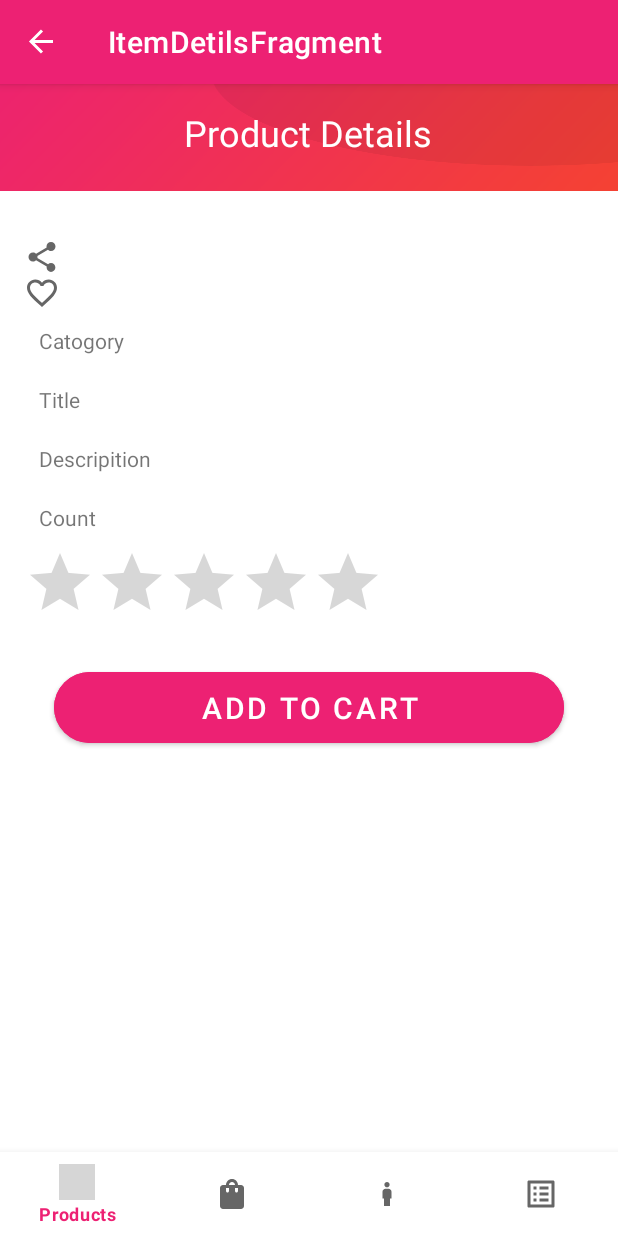
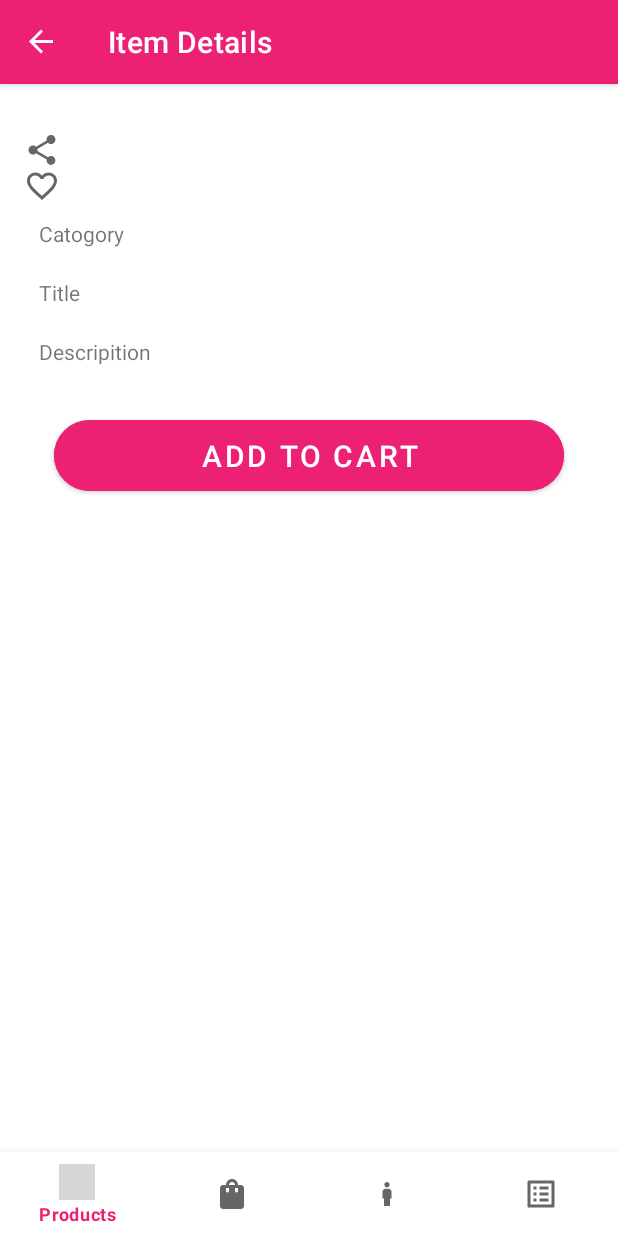
Before and after one commit to ibtihala817/Mr.Shoper, an Android app: the ItemDetilsFragment screen opened through its navigation route, on a phone screen of 412 x 824 dp. Run offline under Robolectric (Android 15) with nearby library versions, the phone set to English and light mode, and no system bars; our stand-ins replace Picasso, navigation-ui; pictures from the network do not load; 1 statement that could not run was skipped; grey boxes are pictures that could not be loaded.

Commit message:
edit and complete

```diff
--- a/app/src/main/java/com/example/mrshopercapstone/Api/ShoppingApi.kt
+++ b/app/src/main/java/com/example/mrshopercapstone/Api/ShoppingApi.kt
@@ -7,6 +7,5 @@ import retrofit2.http.Query
 
 interface ShoppingApi {
    @GET("/products")
-   //TODO
        suspend fun getItem():Response<List<ItemModel>>
 }
--- a/app/src/main/java/com/example/mrshopercapstone/view/main/CartFragment.kt
+++ b/app/src/main/java/com/example/mrshopercapstone/view/main/CartFragment.kt
@@ -15,7 +15,7 @@ class CartFragment : Fragment() {
 
 
     private lateinit var binding: FragmentCartBinding
-//    private var allcart = listOf<CartModel>()
+
     private lateinit var cartAdapter : CartAdapter
     private val cartViewModel : CartViewModel by activityViewModels()
 
@@ -38,7 +38,7 @@ class CartFragment : Fragment() {
     fun observers(){
     cartViewModel.myCartLiveData.observe(viewLifecycleOwner,{
         cartAdapter.sumbitList(it)
-//        allcart = it
+
         binding.cartRecyclerView.animate().alpha(1f)
     })
 
--- a/app/src/main/java/com/example/mrshopercapstone/view/main/ItemViewModel.kt
+++ b/app/src/main/java/com/example/mrshopercapstone/view/main/ItemViewModel.kt
@@ -17,11 +17,8 @@ private const val TAG = "ItemViewModel"
 class ItemViewModel: ViewModel() {
     // getting instance from api service repository with companion object function
     private val apiRepo = ApiRepositoryService.get()
-//   private val cartApiRepo = ApiCartRepositoryService()
     val itemLiveData = MutableLiveData<List<ItemModel>>()
     val itemErrorLiveData = MutableLiveData<String>()
-  val deleteErrorLiveData = MutableLiveData<String>()
-    val addLiveData = MutableLiveData<String>()
     var selectedItemMutableLiveData = MutableLiveData<ItemModel>()
 
     var id = -1
@@ -57,24 +54,4 @@ class ItemViewModel: ViewModel() {
             }
         }
     }
-//    fun addMyCart(MyCartBody : CartModel){
-//        viewModelScope.launch(Dispatchers.IO){
-//            try {
-//                val response = cartApiRepo.addMyCart(CartModel(MyCartBody.id,MyCartBody.image,MyCartBody.price.toInt(),MyCartBody.title))
-//                if (response.isSuccessful){
-//                    response.body()?.run {
-//                        Log.d(TAG,this.toString())
-//                        addLiveData.postValue(this.toString())
-//                        Log.d(TAG,"response success ${response.message()}")
-//                    }
-//                }else{
-//                    Log.d(TAG,response.message())
-//                    deleteErrorLiveData.postValue(response.message())
-//                }
-//            }catch (e: Exception){
-//                Log.d(TAG, e.message.toString())
-//                deleteErrorLiveData.postValue(e.message.toString())
-//            }
-//        }
-//    }
 }
--- a/app/src/main/java/com/example/mrshopercapstone/view/main/Splash.kt
+++ b/app/src/main/java/com/example/mrshopercapstone/view/main/Splash.kt
@@ -21,7 +21,7 @@ class Splash : AppCompatActivity() {
     private lateinit var binding: ActivitySplash2Binding
     override fun onCreate(savedInstanceState: Bundle?) {
         ////////////////////////////////////////////////////////////
-        // for the top bar to gone in the splash and set the fullscreen in android R
+        // for the status bar to gone in the splash and set the fullscreen in android R
         @Suppress("DEPRECATION")
         if (Build.VERSION.SDK_INT >= Build.VERSION_CODES.R) {
             window.insetsController?.hide(WindowInsets.Type.statusBars())
--- a/app/src/main/res/layout/cart_item_layout.xml
+++ b/app/src/main/res/layout/cart_item_layout.xml
@@ -20,6 +20,7 @@
                 android:layout_height="match_parent"
                 tools:srcCompat="@tools:sample/avatars" />
         </LinearLayout>
+
 
     <LinearLayout
         android:id="@+id/cart_item"
--- a/app/src/main/res/layout/fragment_item_detils.xml
+++ b/app/src/main/res/layout/fragment_item_detils.xml
@@ -7,31 +7,6 @@
     android:layout_height="match_parent"
     tools:context="view.main.ItemDetilsFragment">
 
-    <androidx.appcompat.widget.Toolbar
-        android:id="@+id/item_toolbar"
-        android:layout_width="wrap_content"
-        android:layout_height="71dp"
-        android:background="@drawable/buttonbackground"
-        android:minHeight="?attr/actionBarSize"
-        android:theme="?attr/actionBarTheme"
-        app:layout_constraintEnd_toEndOf="parent"
-        app:layout_constraintStart_toStartOf="parent"
-        app:layout_constraintTop_toTopOf="parent"
-        app:titleTextColor="#ffffff" />
-
-    <TextView
-        android:id="@+id/product_details_textView"
-        android:layout_width="wrap_content"
-        android:layout_height="wrap_content"
-        android:layout_marginTop="16dp"
-        android:text="@string/ProductDetails"
-        android:textColor="#ffffff"
-        android:textSize="24sp"
-        app:layout_constraintEnd_toEndOf="parent"
-        app:layout_constraintHorizontal_bias="0.497"
-        app:layout_constraintStart_toStartOf="parent"
-        app:layout_constraintTop_toTopOf="parent" />
-
     <ScrollView
         android:layout_width="match_parent"
         android:layout_height="0dp"
@@ -40,7 +15,7 @@
         app:layout_constraintBottom_toBottomOf="parent"
         app:layout_constraintEnd_toEndOf="parent"
         app:layout_constraintStart_toStartOf="parent"
-        app:layout_constraintTop_toBottomOf="@+id/item_toolbar">
+        app:layout_constraintTop_toTopOf="parent">
 
         <LinearLayout
             android:id="@+id/item_details"
@@ -51,6 +26,7 @@
             android:padding="16dp"
             app:layout_constraintEnd_toEndOf="parent"
             app:layout_constraintStart_toStartOf="parent">
+
             <ToggleButton
                 android:id="@+id/share_toggle_button"
                 android:layout_width="24dp"
@@ -58,6 +34,7 @@
                 android:background="@drawable/ic_baseline_share_24"
                 android:textOff=" "
                 android:textOn=" " />
+
             <ImageView
                 android:id="@+id/item_imageView"
                 android:layout_width="match_parent"
@@ -98,19 +75,6 @@
                     android:padding="10dp"
                     android:text="@string/Descripition" />
 
-                <TextView
-                    android:id="@+id/count_TextView"
-                    android:layout_width="match_parent"
-                    android:layout_height="wrap_content"
-                    android:padding="10dp"
-                    android:text="@string/Count" />
-
-                <androidx.appcompat.widget.AppCompatRatingBar
-                    android:id="@+id/ratingBar"
-                    android:layout_width="wrap_content"
-                    android:layout_height="wrap_content"
-                    android:numStars="5" />
-
                 <Button
                     android:id="@+id/register_button"
                     android:layout_width="match_parent"
--- a/app/src/main/res/layout/item_item_layout.xml
+++ b/app/src/main/res/layout/item_item_layout.xml
@@ -7,7 +7,7 @@
     android:gravity="center">
 
     <androidx.cardview.widget.CardView
-        android:layout_width="165dp"
+        android:layout_width="match_parent"
         android:layout_height="wrap_content"
         app:cardCornerRadius="15dp"
         app:cardUseCompatPadding="true"
--- a/app/src/main/res/navigation/nav_graph.xml
+++ b/app/src/main/res/navigation/nav_graph.xml
@@ -7,8 +7,8 @@
     <fragment
         android:id="@+id/itemFragment4"
         android:name="com.example.mrshopercapstone.view.main.ItemFragment"
-        android:label="fragment_item"
-        tools:layout="@layout/fragment_item" >
+        android:label="@string/Items"
+        tools:layout="@layout/fragment_item">
         <action
             android:id="@+id/action_itemFragment4_to_itemDetilsFragment3"
             app:destination="@id/itemDetilsFragment3" />
@@ -16,12 +16,12 @@
     <fragment
         android:id="@+id/cartFragment3"
         android:name="com.example.mrshopercapstone.view.main.CartFragment"
-        android:label="fragment_cart"
+        android:label="@string/MyCart"
         tools:layout="@layout/fragment_cart" />
     <fragment
         android:id="@+id/itemDetilsFragment3"
         android:name="com.example.mrshopercapstone.view.main.ItemDetilsFragment"
-        android:label="ItemDetilsFragment" >
+        android:label="@string/ItemDetails">
         <action
             android:id="@+id/action_itemDetilsFragment3_to_cartFragment3"
             app:destination="@id/cartFragment3" />
--- a/app/src/main/res/values/strings.xml
+++ b/app/src/main/res/values/strings.xml
@@ -39,7 +39,6 @@
     <string name="ProductDetails">Product Details</string>
     <string name="PriceItem">Price</string>
     <string name="ItemTitle" />
-    <string name="ItemDetails">Item Details</string>
     <string name="ADDROCART">ADD TO CART</string>
     <string name="CartItemTitle">Cart Item Title</string>
     <string name="ProductCart">Product Cart</string>
@@ -52,5 +51,10 @@
     <string name="Title">Title</string>
     <string name="Descripition">Descripition</string>
     <string name="Count">Count</string>
+    <string name="ItemDetails">Item Details</string>
+    <string name="MyCart">My Cart</string>
+    <string name="Items">Items</string>
+    <string name="WELCOME">WELCOME</string>
+    <string name="WELCOMEBACK">WELCOME BACK</string>
 
 </resources>
```
Also changed, not shown: app/src/main/java/com/example/mrshopercapstone/view/adapters/CartAdapter.kt (+6 -18 lines), app/src/main/java/com/example/mrshopercapstone/view/main/CartViewModel.kt (+2 -5 lines), app/src/main/java/com/example/mrshopercapstone/view/main/ItemDetilsFragment.kt (+39 -31 lines), app/src/main/java/com/example/mrshopercapstone/view/main/ItemFragment.kt (+0 -7 lines), app/src/main/res/layout/activity_login.xml (+4 -3 lines), app/src/main/res/layout/activity_register.xml (+10 -10 lines), app/src/main/res/layout/activity_splash2.xml (+6 -7 lines), app/src/main/res/xml/activity_splash2_scene2.xml (+50 -11 lines), app/src/main/res/drawable/fileicon.png (added), app/src/main/res/drawable/splashfiley.png (added). Lines whose indentation alone changed are shown as unchanged.
